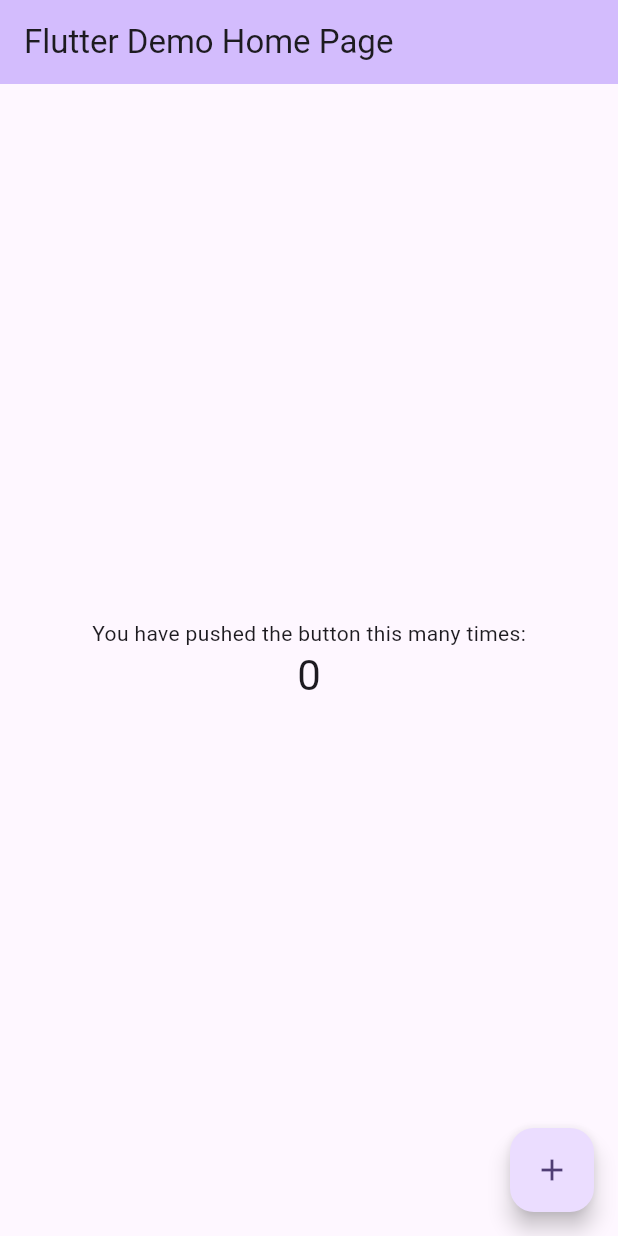
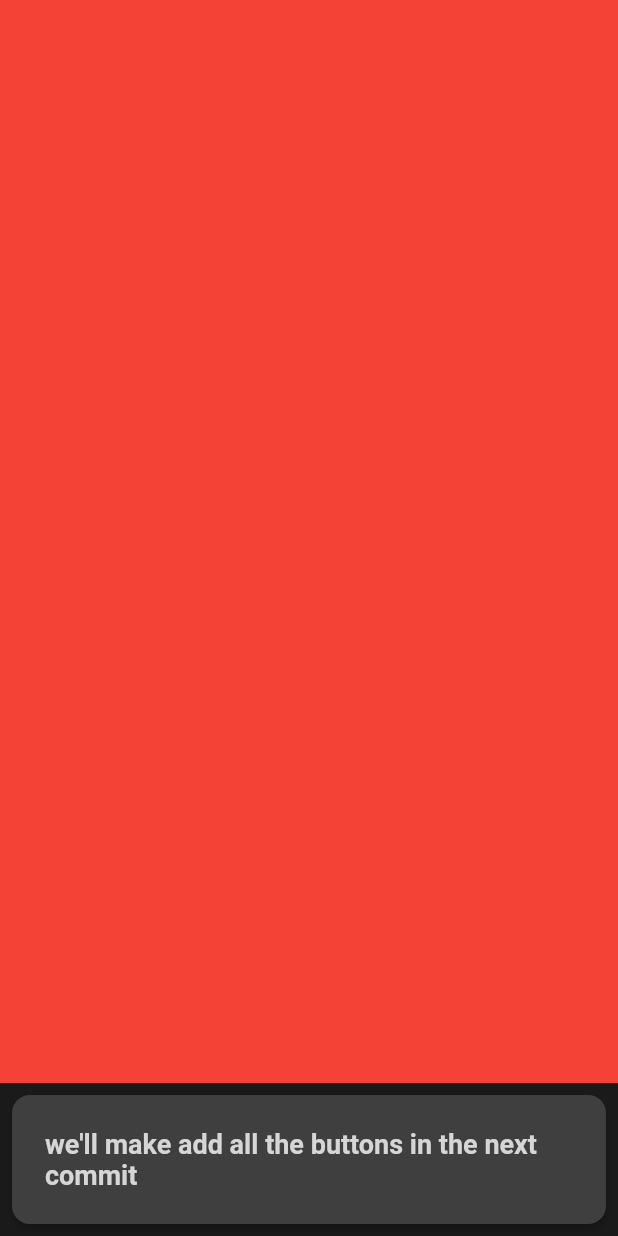
Before and after one commit to aakashchamola/calculator_1, a Flutter app: the screen it shows after launch, on a phone screen of 412 x 824 dp. Run offline on Flutter 3.47's test engine with Material 2 defaults, Android fonts, the phone set to English and light mode, and no system bars.

Commit message:
added button widget

```diff
--- /dev/null
+++ b/lib/constants.dart
@@ -0,0 +1,9 @@
+import 'package:flutter/material.dart';
+
+class AppColors {
+  static const Color bgBlack = Color.fromARGB(255, 27, 26, 26);
+  static const Color bgButtonBlack1 = Color.fromARGB(255, 64, 63, 63);
+  static const Color bgButton2 = Color.fromARGB(255, 64, 63, 63);
+  static const Color buttonTextWhite1 = Color.fromARGB(255, 214, 214, 214);
+  static const Color buttonText2 = Color.fromARGB(255, 214, 214, 214);
+}
--- a/lib/main.dart
+++ b/lib/main.dart
@@ -1,125 +1,65 @@
+import 'package:calculator_1/constants.dart';
 import 'package:flutter/material.dart';
 
 void main() {
-  runApp(const MyApp());
+  runApp(const MaterialApp(
+    home: Calculator(),
+  ));
 }
 
-class MyApp extends StatelessWidget {
-  const MyApp({super.key});
+class Calculator extends StatefulWidget {
+  const Calculator({Key? key}) : super(key: key);
 
-  // This widget is the root of your application.
+  @override
+  State<Calculator> createState() => _CalculatorState();
+}
+
+class _CalculatorState extends State<Calculator> {
   @override
   Widget build(BuildContext context) {
-    return MaterialApp(
-      title: 'Flutter Demo',
-      theme: ThemeData(
-        // This is the theme of your application.
-        //
-        // TRY THIS: Try running your application with "flutter run". You'll see
-        // the application has a blue toolbar. Then, without quitting the app,
-        // try changing the seedColor in the colorScheme below to Colors.green
-        // and then invoke "hot reload" (save your changes or press the "hot
-        // reload" button in a Flutter-supported IDE, or press "r" if you used
-        // the command line to start the app).
-        //
-        // Notice that the counter didn't reset back to zero; the application
-        // state is not lost during the reload. To reset the state, use hot
-        // restart instead.
-        //
-        // This works for code too, not just values: Most code changes can be
-        // tested with just a hot reload.
-        colorScheme: ColorScheme.fromSeed(seedColor: Colors.deepPurple),
-        useMaterial3: true,
+    return Scaffold(
+      backgroundColor: AppColors.bgBlack,
+      body: Column(
+        children: [
+          //Responsive Result area
+          Expanded(
+              child: Container(
+            color: Colors.red,
+          )),
+          //Buttons Area
+          Row(
+            children: [
+              button(text: "we'll make add all the buttons in the next commit"),
+            ],
+          ),
+        ],
       ),
-      home: const MyHomePage(title: 'Flutter Demo Home Page'),
     );
   }
-}
 
-class MyHomePage extends StatefulWidget {
-  const MyHomePage({super.key, required this.title});
-
-  // This widget is the home page of your application. It is stateful, meaning
-  // that it has a State object (defined below) that contains fields that affect
-  // how it looks.
-
-  // This class is the configuration for the state. It holds the values (in this
-  // case the title) provided by the parent (in this case the App widget) and
-  // used by the build method of the State. Fields in a Widget subclass are
-  // always marked "final".
-
-  final String title;
-
-  @override
-  State<MyHomePage> createState() => _MyHomePageState();
-}
-
-class _MyHomePageState extends State<MyHomePage> {
-  int _counter = 0;
-
-  void _incrementCounter() {
-    setState(() {
-      // This call to setState tells the Flutter framework that something has
-      // changed in this State, which causes it to rerun the build method below
-      // so that the display can reflect the updated values. If we changed
-      // _counter without calling setState(), then the build method would not be
-      // called again, and so nothing would appear to happen.
-      _counter++;
-    });
-  }
-
-  @override
-  Widget build(BuildContext context) {
-    // This method is rerun every time setState is called, for instance as done
-    // by the _incrementCounter method above.
-    //
-    // The Flutter framework has been optimized to make rerunning build methods
-    // fast, so that you can just rebuild anything that needs updating rather
-    // than having to individually change instances of widgets.
-    return Scaffold(
-      appBar: AppBar(
-        // TRY THIS: Try changing the color here to a specific color (to
-        // Colors.amber, perhaps?) and trigger a hot reload to see the AppBar
-        // change color while the other colors stay the same.
-        backgroundColor: Theme.of(context).colorScheme.inversePrimary,
-        // Here we take the value from the MyHomePage object that was created by
-        // the App.build method, and use it to set our appbar title.
-        title: Text(widget.title),
-      ),
-      body: Center(
-        // Center is a layout widget. It takes a single child and positions it
-        // in the middle of the parent.
-        child: Column(
-          // Column is also a layout widget. It takes a list of children and
-          // arranges them vertically. By default, it sizes itself to fit its
-          // children horizontally, and tries to be as tall as its parent.
-          //
-          // Column has various properties to control how it sizes itself and
-          // how it positions its children. Here we use mainAxisAlignment to
-          // center the children vertically; the main axis here is the vertical
-          // axis because Columns are vertical (the cross axis would be
-          // horizontal).
-          //
-          // TRY THIS: Invoke "debug painting" (choose the "Toggle Debug Paint"
-          // action in the IDE, or press "p" in the console), to see the
-          // wireframe for each widget.
-          mainAxisAlignment: MainAxisAlignment.center,
-          children: <Widget>[
-            const Text(
-              'You have pushed the button this many times:',
-            ),
-            Text(
-              '$_counter',
-              style: Theme.of(context).textTheme.headlineMedium,
-            ),
-          ],
-        ),
-      ),
-      floatingActionButton: FloatingActionButton(
-        onPressed: _incrementCounter,
-        tooltip: 'Increment',
-        child: const Icon(Icons.add),
-      ), // This trailing comma makes auto-formatting nicer for build methods.
-    );
+  Widget button({
+    text,
+    textColor = AppColors.buttonTextWhite1,
+    buttonColor = AppColors.bgButtonBlack1,
+  }) {
+    return Expanded(
+        child: Container(
+            margin: const EdgeInsets.all(8),
+            child: ElevatedButton(
+              onPressed: () {},
+              style: ElevatedButton.styleFrom(
+                  shape: RoundedRectangleBorder(
+                      borderRadius: BorderRadius.circular(12)),
+                  padding: const EdgeInsets.all(22),
+                  backgroundColor: buttonColor),
+              child: Text(
+                text,
+                style: TextStyle(
+                  fontSize: 18,
+                  color: textColor,
+                  fontWeight: FontWeight.bold,
+                ),
+              ),
+            )));
   }
 }
--- a/pubspec.yaml
+++ b/pubspec.yaml
@@ -30,6 +30,7 @@ environment:
 dependencies:
   flutter:
     sdk: flutter
+  math_expressions: ^2.4.0
 
 
   # The following adds the Cupertino Icons font to your application.
```
Also changed, not shown: pubspec.lock, 1 other file.
